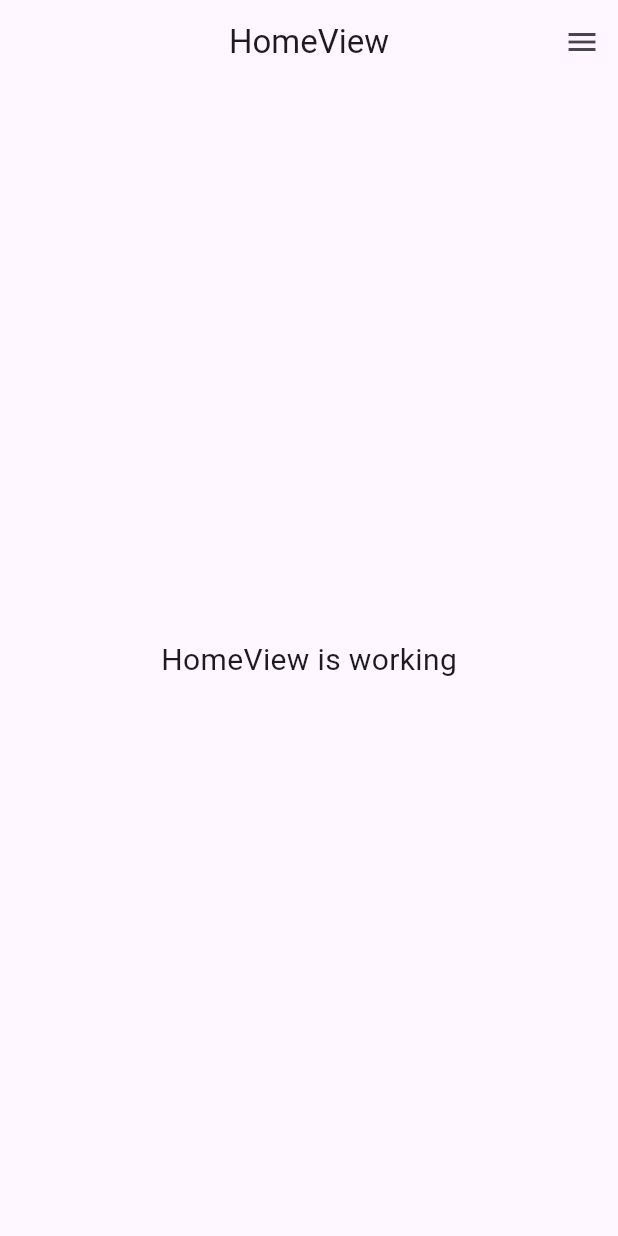
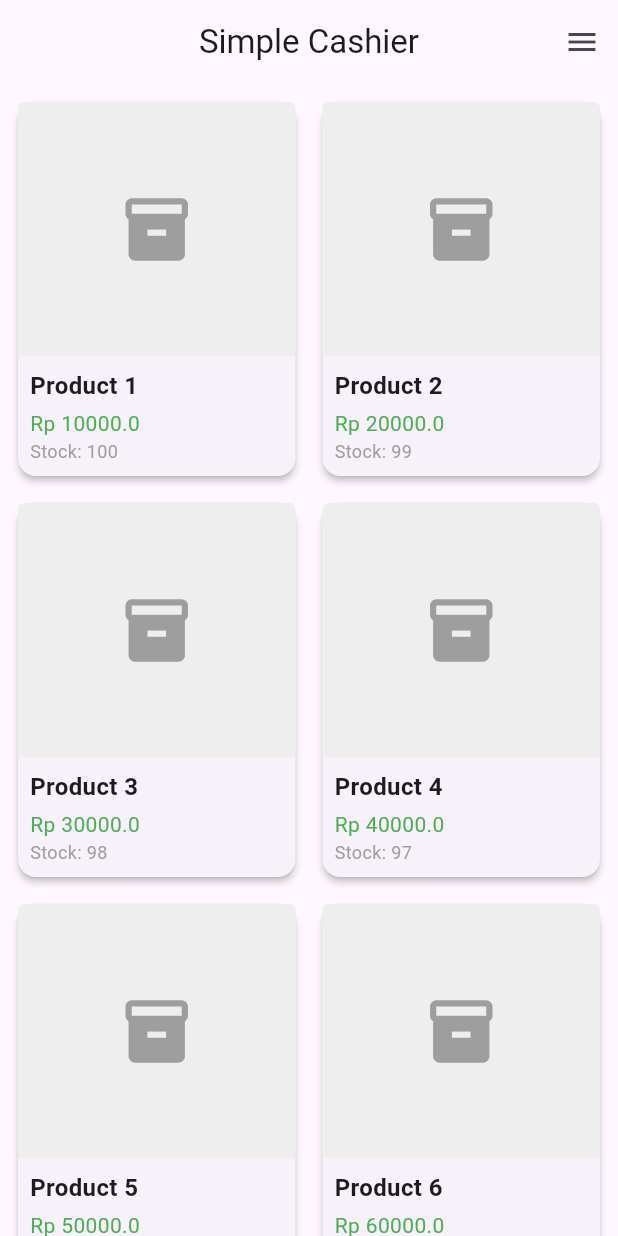
Before and after one commit to mlatifr/simple_cashier, a Flutter app: the screen it shows after launch, on a phone screen of 412 x 824 dp. Run offline on Flutter 3.47's test engine with Material 3 defaults, Android fonts, the phone set to English and light mode, and no system bars; our stand-ins replace get, sqflite; accounts and stored records are empty.

Commit message:
template gridview widget product

```diff
--- a/lib/app/data/database_helper.dart
+++ b/lib/app/data/database_helper.dart
@@ -41,7 +41,8 @@ class DatabaseHelper {
         id INTEGER PRIMARY KEY AUTOINCREMENT,
         code TEXT NOT NULL UNIQUE,
         name TEXT NOT NULL,
-        price REAL NOT NULL
+        price REAL NOT NULL,
+        stock INTEGER NOT NULL
       )
     ''');
 
--- /dev/null
+++ b/lib/app/modules/home/model/product_model.dart
@@ -0,0 +1,54 @@
+class Product {
+  final int? id;
+  final String code;
+  final String name;
+  final double price;
+  final int stock;
+
+  Product({
+    this.id,
+    required this.code,
+    required this.name,
+    required this.price,
+    required this.stock,
+  });
+
+  // Convert Product instance to Map
+  Map<String, dynamic> toMap() {
+    return {
+      'id': id,
+      'code': code,
+      'name': name,
+      'price': price,
+      'stock': stock,
+    };
+  }
+
+  // Create Product instance from Map
+  factory Product.fromMap(Map<String, dynamic> map) {
+    return Product(
+      id: map['id'],
+      code: map['code'],
+      name: map['name'],
+      price: map['price'],
+      stock: map['stock'],
+    );
+  }
+
+  // Create copy of Product with optional new values
+  Product copyWith({
+    int? id,
+    String? code,
+    String? name,
+    double? price,
+    int? stock,
+  }) {
+    return Product(
+      id: id ?? this.id,
+      code: code ?? this.code,
+      name: name ?? this.name,
+      price: price ?? this.price,
+      stock: stock ?? this.stock,
+    );
+  }
+}
--- a/lib/app/modules/home/views/home_view.dart
+++ b/lib/app/modules/home/views/home_view.dart
@@ -1,6 +1,7 @@
 import 'package:flutter/material.dart';
 
 import 'package:get/get.dart';
+import 'package:simple_cashier/app/modules/home/model/product_model.dart';
 import 'package:simple_cashier/app/modules/login/controllers/login_controller.dart';
 
 import '../controllers/home_controller.dart';
@@ -11,10 +12,94 @@ class HomeView extends GetView<HomeController> {
   Widget build(BuildContext context) {
     return Scaffold(
       appBar: AppBar(
-        title: const Text('HomeView'),
+        title: const Text('Simple Cashier'),
         centerTitle: true,
       ),
-      endDrawer: Drawer(
+      endDrawer: _drawerWidget(),
+      body: _gridItemWidget(),
+    );
+  }
+
+  Widget _gridItemWidget() {
+    return GridView.builder(
+      padding: const EdgeInsets.all(8),
+      gridDelegate: const SliverGridDelegateWithFixedCrossAxisCount(
+        crossAxisCount: 2,
+        childAspectRatio: 0.75,
+        crossAxisSpacing: 10,
+        mainAxisSpacing: 10,
+      ),
+      itemCount: 20,
+      // controller: controller.scrollController,
+      itemBuilder: (context, index) {
+        final product = Product(
+          id: index + 1,
+          code: 'PROD${(index + 1).toString().padLeft(3, '0')}',
+          name: 'Product ${index + 1}',
+          price: (index + 1) * 10000.0,
+          stock: 100 - index,
+        );
+        return Card(
+          elevation: 2,
+          child: Column(
+            crossAxisAlignment: CrossAxisAlignment.start,
+            children: [
+              Expanded(
+                child: Container(
+                  width: double.infinity,
+                  decoration: BoxDecoration(
+                    color: Colors.grey[200],
+                    borderRadius: const BorderRadius.vertical(
+                      top: Radius.circular(4),
+                    ),
+                  ),
+                  child: const Icon(
+                    Icons.inventory,
+                    size: 50,
+                    color: Colors.grey,
+                  ),
+                ),
+              ),
+              Padding(
+                padding: const EdgeInsets.all(8.0),
+                child: Column(
+                  crossAxisAlignment: CrossAxisAlignment.start,
+                  children: [
+                    Text(
+                      product.name ?? 'No Name',
+                      style: const TextStyle(
+                        fontWeight: FontWeight.bold,
+                        fontSize: 16,
+                      ),
+                      maxLines: 2,
+                      overflow: TextOverflow.ellipsis,
+                    ),
+                    const SizedBox(height: 4),
+                    Text(
+                      'Rp ${product.price ?? 0}',
+                      style: const TextStyle(
+                        color: Colors.green,
+                        fontSize: 14,
+                      ),
+                    ),
+                    Text(
+                      'Stock: ${product.stock ?? 0}',
+                      style: const TextStyle(
+                        color: Colors.grey,
+                        fontSize: 12,
+                      ),
+                    ),
+                  ],
+                ),
+              ),
+            ],
+          ),
+        );
+      },
+    );
+  }
+  Drawer _drawerWidget() {
+    return Drawer(
       child: ListView(
         children: [
           const DrawerHeader(
@@ -35,18 +120,10 @@ class HomeView extends GetView<HomeController> {
             onTap: () {
               // Add logout logic here
               LoginController().logout();
-
             },
           ),
         ],
       ),
-      ),
-      body: const Center(
-        child: Text(
-          'HomeView is working',
-          style: TextStyle(fontSize: 20),
-        ),
-      ),
     );
   }
 }
```
Lines whose indentation alone changed are shown as unchanged.
